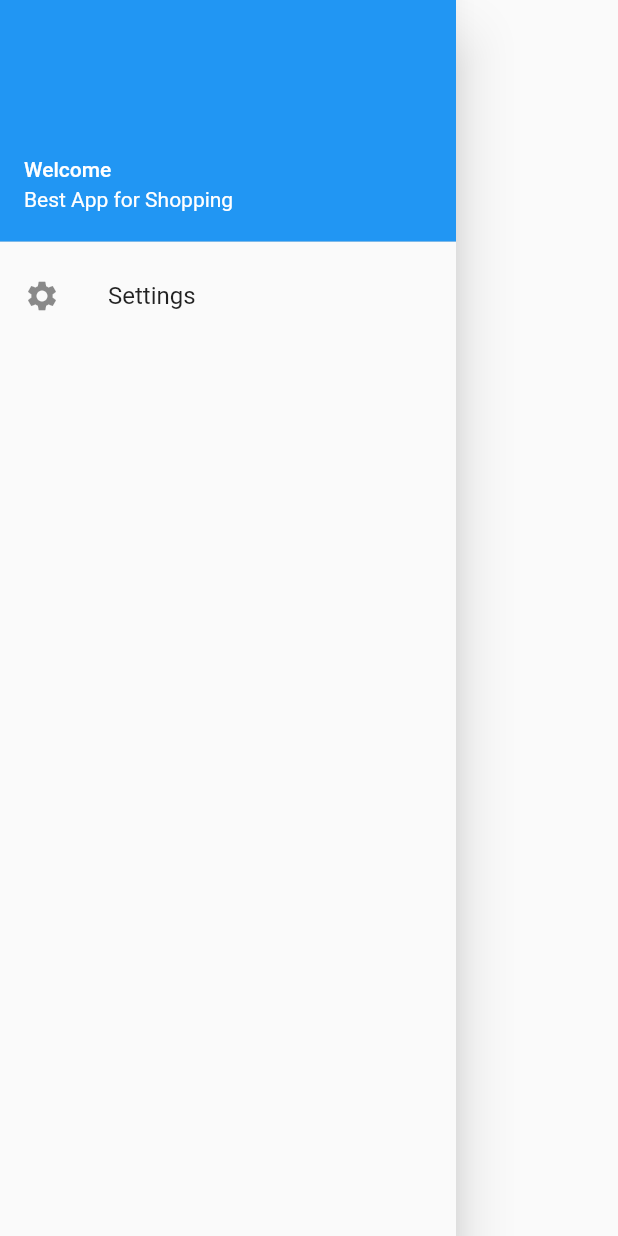
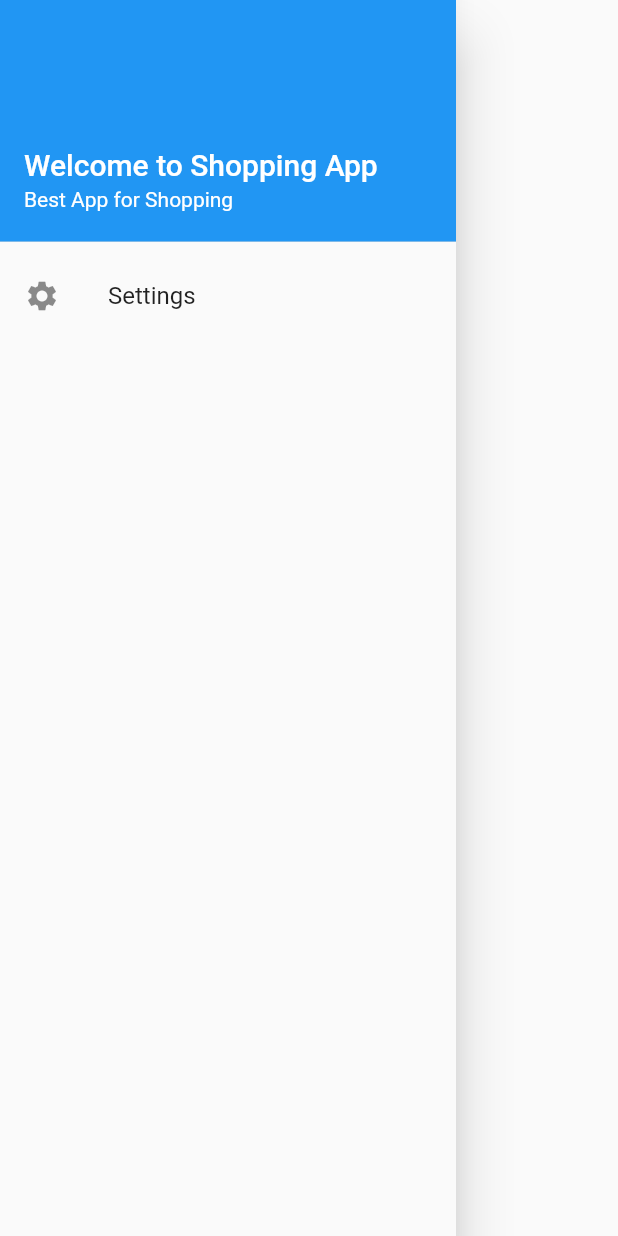
Before and after one commit to tomorrowbyte/getx-sqlite, a Flutter app: the MyDrawer widget shown alone on an empty page, opened directly, on a phone screen of 412 x 824 dp. Run offline on Flutter 3.47's test engine with Material 2 defaults, Android fonts, the phone set to English and light mode, and no system bars; our stand-ins replace get, image_picker, photo_view, sqflite; accounts and stored records are empty.

Commit message:
fix drawer

```diff
--- a/lib/utils/en_us.dart
+++ b/lib/utils/en_us.dart
@@ -13,5 +13,5 @@ const Map<String, String> enUS = {
   "Settings": "Settings",
   "Language": "Language",
   "drawer-subtitle": "Best App for Shopping",
-  "Welcome": "Welcome",
+  "Welcome": "Welcome to Shopping App",
 };
--- a/lib/views/my_drawer.dart
+++ b/lib/views/my_drawer.dart
@@ -9,7 +9,7 @@ class MyDrawer extends StatelessWidget {
       child: ListView(
         children: [
           UserAccountsDrawerHeader(
-            accountName: Text("Welcome".tr),
+            accountName: Text("Welcome".tr, style: TextStyle(fontSize: 20),),
             accountEmail: Text("drawer-subtitle".tr),
           ),
           ListTile(
```
